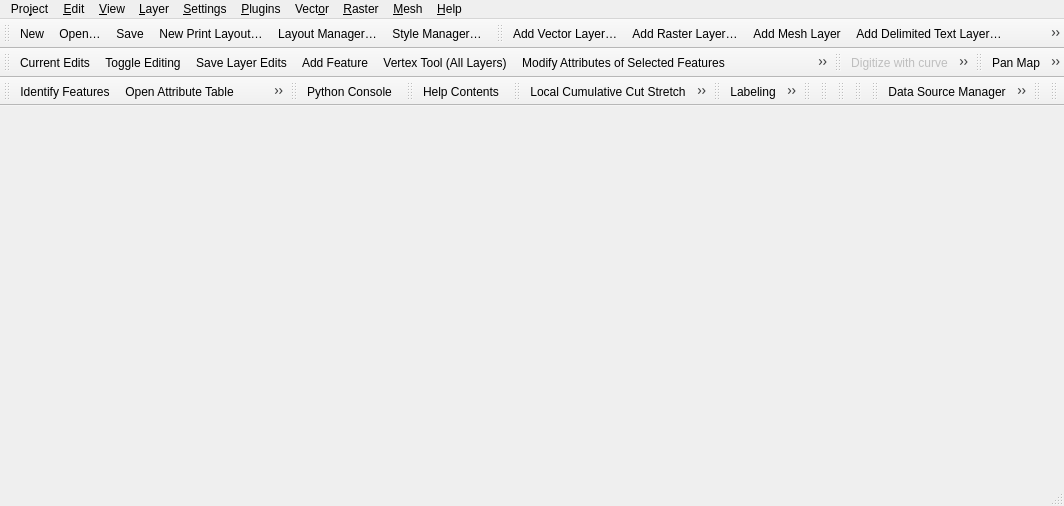
Above: src/ui/qgisapp.ui from hanmakaidao/QGIS before the change. Below: the same form after it.
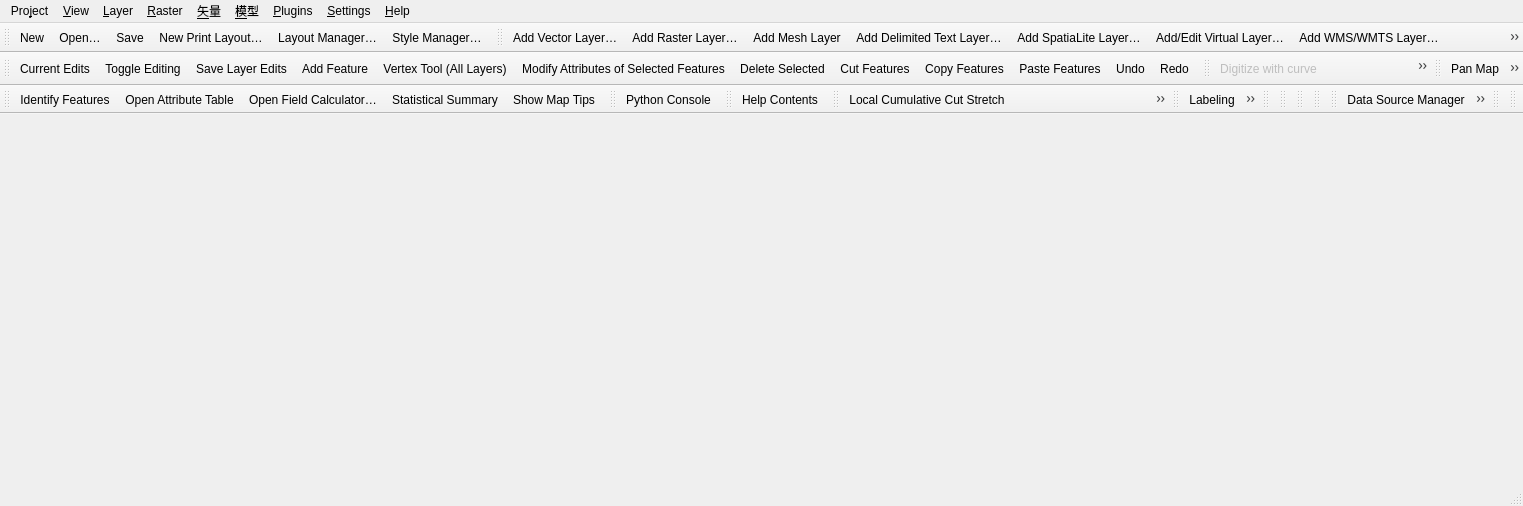
That is the form after the change. Icons and pictures are not drawn.

What changed in the file:
```diff
--- a/src/ui/qgisapp.ui
+++ b/src/ui/qgisapp.ui
@@ -6,7 +6,7 @@
    <rect>
     <x>0</x>
     <y>0</y>
-    <width>1064</width>
+    <width>1523</width>
     <height>506</height>
    </rect>
   </property>
@@ -16,8 +16,8 @@
     <rect>
      <x>0</x>
      <y>0</y>
-     <width>1064</width>
-     <height>20</height>
+     <width>1523</width>
+     <height>22</height>
     </rect>
    </property>
    <property name="toolTip">
@@ -281,12 +281,7 @@
    </widget>
    <widget class="QMenu" name="mVectorMenu">
     <property name="title">
-     <string>Vect&amp;or</string>
-    </property>
-   </widget>
-   <widget class="QMenu" name="mEditMenu">
-    <property name="title">
-     <string>&amp;Edit</string>
+     <string>&amp;矢量</string>
     </property>
     <widget class="QMenu" name="menuSelect">
      <property name="title">
@@ -399,19 +394,18 @@
    </widget>
    <widget class="QMenu" name="mMeshMenu">
     <property name="title">
-     <string>&amp;Mesh</string>
+     <string>&amp;模型</string>
     </property>
     <addaction name="mActionShowMeshCalculator"/>
    </widget>
    <addaction name="mProjectMenu"/>
-   <addaction name="mEditMenu"/>
    <addaction name="mViewMenu"/>
    <addaction name="mLayerMenu"/>
-   <addaction name="mSettingsMenu"/>
-   <addaction name="mPluginMenu"/>
-   <addaction name="mVectorMenu"/>
    <addaction name="mRasterMenu"/>
+   <addaction name="mVectorMenu"/>
    <addaction name="mMeshMenu"/>
+   <addaction name="mPluginMenu"/>
+   <addaction name="mSettingsMenu"/>
    <addaction name="mHelpMenu"/>
   </widget>
   <widget class="QStatusBar" name="statusbar">
@@ -532,6 +526,7 @@
     <bool>false</bool>
    </attribute>
    <addaction name="mActionPan"/>
+   <addaction name="mActionChangeDimension"/>
    <addaction name="mActionPanToSelected"/>
    <addaction name="mActionZoomIn"/>
    <addaction name="mActionZoomOut"/>
@@ -3418,6 +3413,15 @@
     <string>Add Point Cloud Layer...</string>
    </property>
   </action>
+  <action name="mActionChangeDimension">
+   <property name="icon">
+    <iconset resource="../../images/images.qrc">
+     <normaloff>:/images/icons/qgis_icon.svg</normaloff>:/images/icons/qgis_icon.svg</iconset>
+   </property>
+   <property name="text">
+    <string>切换视图</string>
+   </property>
+  </action>
  </widget>
  <resources>
   <include location="../../images/images.qrc"/>
```
Left out of the diff: 1 changed line with no effect on the pictures.
